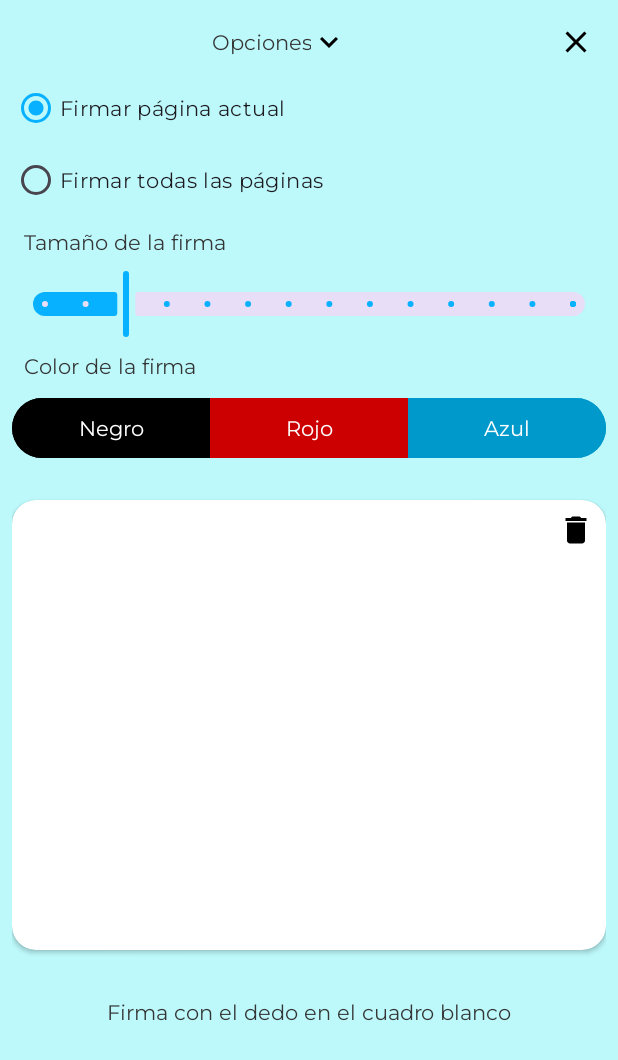
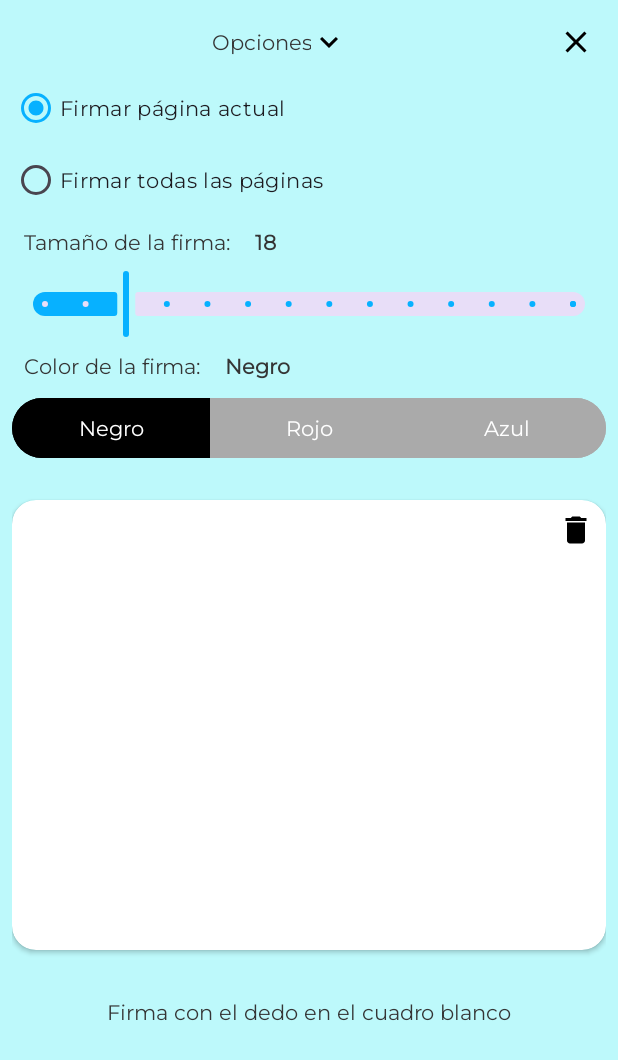
Before and after one commit to chemecador/SignPDF, an Android app: the layout dialog_signature.xml on its own in the app's theme, with its tools: preview values and no code run, on a phone screen of 412 x 824 dp. Shown: the top 1060 px of the screen. Run offline under Robolectric (Android 15) with nearby library versions, the phone set to English and light mode, and no system bars.

Commit message:
Enhanced SignFragment UI
Add labels to improve accessibility

```diff
--- a/app/src/main/res/layout/dialog_signature.xml
+++ b/app/src/main/res/layout/dialog_signature.xml
@@ -56,12 +56,28 @@
                 android:text="@string/sign_all_pages" />
         </RadioGroup>
 
+
+        <LinearLayout
+            android:layout_width="match_parent"
+            android:layout_height="wrap_content">
+
             <TextView
-            android:id="@+id/tv_size"
-            android:layout_width="match_parent"
+                android:id="@+id/tv_label_size"
+                android:layout_width="wrap_content"
                 android:layout_height="wrap_content"
                 android:padding="@dimen/margin_small"
                 android:text="@string/sign_size" />
+
+            <TextView
+                android:id="@+id/tv_size"
+                android:layout_width="0dp"
+                android:layout_height="wrap_content"
+                android:layout_weight="1"
+                android:padding="@dimen/margin_small"
+                android:text="18"
+                android:textStyle="bold"
+                tools:ignore="HardcodedText" />
+        </LinearLayout>
 
         <com.google.android.material.slider.Slider
             android:id="@+id/slider_size"
@@ -75,12 +91,27 @@
             app:layout_constraintStart_toStartOf="parent"
             app:layout_constraintTop_toBottomOf="@id/tv_size" />
 
+
+        <LinearLayout
+            android:layout_width="match_parent"
+            android:layout_height="wrap_content">
+
             <TextView
-            android:id="@+id/tv_color"
-            android:layout_width="match_parent"
+                android:id="@+id/tv_label_color"
+                android:layout_width="wrap_content"
                 android:layout_height="wrap_content"
                 android:padding="@dimen/margin_small"
                 android:text="@string/sign_color" />
+
+            <TextView
+                android:id="@+id/tv_color"
+                android:layout_width="0dp"
+                android:layout_height="wrap_content"
+                android:layout_weight="1"
+                android:padding="@dimen/margin_small"
+                android:text="@string/black"
+                android:textStyle="bold" />
+        </LinearLayout>
 
         <com.google.android.material.button.MaterialButtonToggleGroup
             android:id="@+id/colorSelector"
@@ -101,7 +132,7 @@
                 android:layout_width="0dp"
                 android:layout_height="wrap_content"
                 android:layout_weight="1"
-                android:backgroundTint="@android:color/holo_red_dark"
+                android:backgroundTint="@android:color/darker_gray"
                 android:text="@string/red"
                 android:textColor="@android:color/white" />
 
@@ -110,7 +141,7 @@
                 android:layout_width="0dp"
                 android:layout_height="wrap_content"
                 android:layout_weight="1"
-                android:backgroundTint="@android:color/holo_blue_dark"
+                android:backgroundTint="@android:color/darker_gray"
                 android:text="@string/blue"
                 android:textColor="@android:color/white" />
         </com.google.android.material.button.MaterialButtonToggleGroup>
--- a/app/src/main/res/values/strings.xml
+++ b/app/src/main/res/values/strings.xml
@@ -19,8 +19,8 @@
     <!-- Hints -->
     <string name="title_sign">Firma con el dedo en el cuadro blanco</string>
     <string name="view_pdf">Visualizar PDF</string>
-    <string name="sign_size">Tamaño de la firma</string>
-    <string name="sign_color">Color de la firma</string>
+    <string name="sign_size">Tamaño de la firma:</string>
+    <string name="sign_color">Color de la firma:</string>
     <string name="options">Opciones</string>
 
     <!-- File -->
```
Also changed, not shown: app/src/main/java/com/chemecador/signpdf/ui/view/SignFragment.kt (+19 -6 lines). Lines whose indentation alone changed are shown as unchanged.
